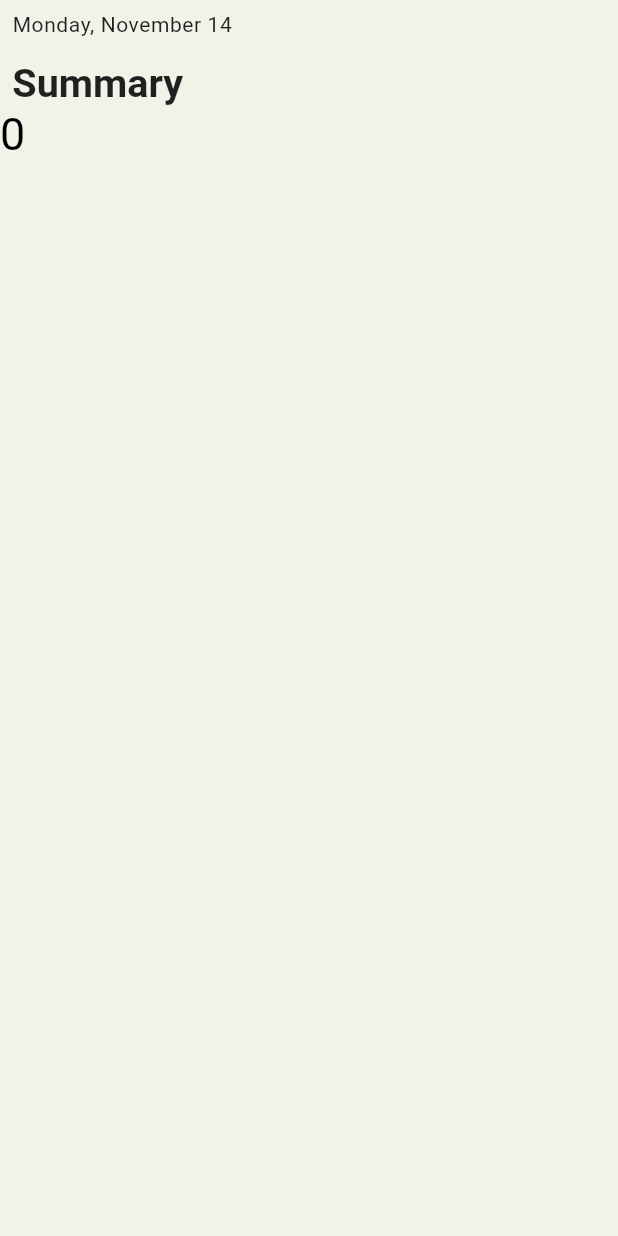
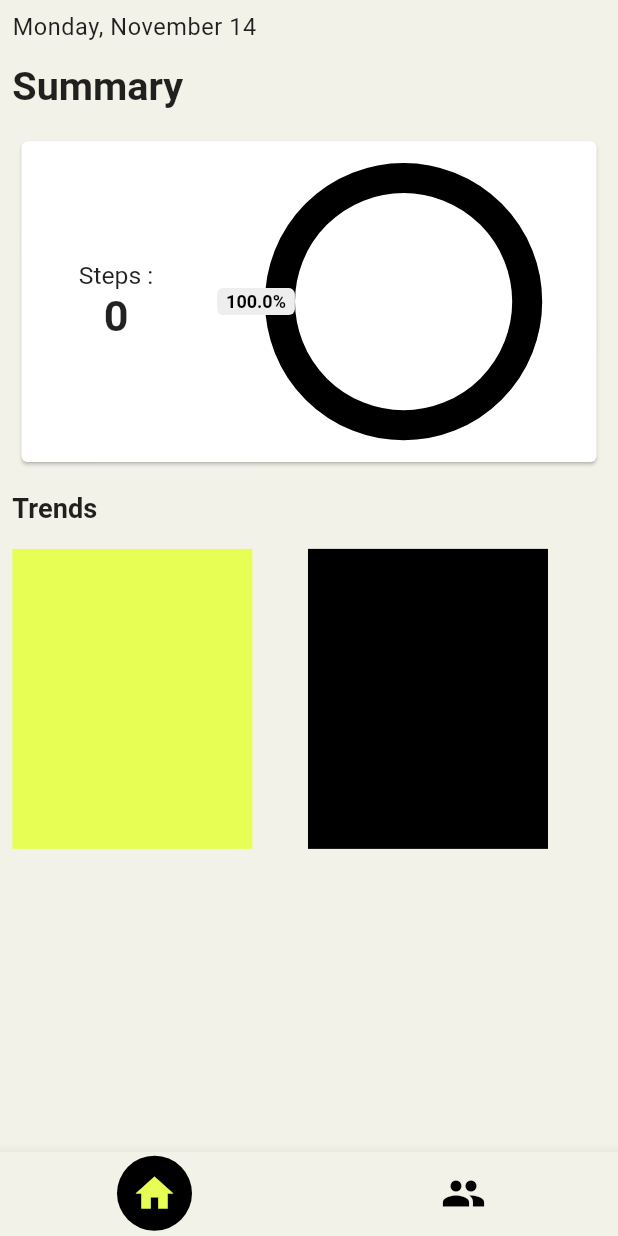
Before and after one commit to Dev-anshPandey/vitals, a Flutter app: the screen it shows after launch, on a phone screen of 412 x 824 dp. Run offline on Flutter 3.47's test engine with Material 2 defaults, Android fonts, the light colour scheme and no system bars; drawn by our look-alikes of pie_chart; our stand-ins replace pedometer, permission_handler.

Commit message:
added piechart

```diff
--- a/lib/main.dart
+++ b/lib/main.dart
@@ -12,7 +12,7 @@ class MyApp extends StatelessWidget {
   @override
   Widget build(BuildContext context) {
     return MaterialApp(
-      title: 'Flutter Demo',
+      title: 'Vitals',
       debugShowCheckedModeBanner: false,
       // theme: ThemeData(
       //   primarySwatch: Colors.blue,
--- a/lib/screen/home_screen.dart
+++ b/lib/screen/home_screen.dart
@@ -1,23 +1,18 @@
 import 'dart:ui';
 
-import 'package:date_format/date_format.dart';
 import 'package:flutter/material.dart';
-import 'package:flutter/src/widgets/container.dart';
-import 'package:flutter/src/widgets/framework.dart';
+import 'package:flutter/services.dart';
 import 'package:intl/intl.dart';
-import 'package:vitals/widget/DashBoardCard.dart';
-import 'package:google_fonts/google_fonts.dart';
-import 'package:sensors_plus/sensors_plus.dart';
-import 'package:shared_preferences/shared_preferences.dart';
-import 'dart:math';
+import 'dart:async';
 
-double x = 0.0;
-double y = 0.0;
-double z = 0.0;
-double addValue = 0.025;
-int steps = 0;
-double previousDistacne = 0.0;
-double distance = 0.0;
+import 'package:pedometer/pedometer.dart';
+import 'package:permission_handler/permission_handler.dart';
+import 'package:pie_chart/pie_chart.dart';
+import 'package:vitals/widget/color.dart';
+
+String formatDate(DateTime d) {
+  return d.toString().substring(0, 19);
+}
 
 class HomeScreen extends StatefulWidget {
   @override
@@ -25,24 +20,77 @@ class HomeScreen extends StatefulWidget {
 }
 
 class _HomeScreenState extends State<HomeScreen> {
+  late Stream<StepCount> _stepCountStream;
+  late Stream<PedestrianStatus> _pedestrianStatusStream;
+  String _status = '?', _steps = '0';
+  double a = 0.0;
+  Map<String, double> dataMap = {};
+  @override
+  @override
+  void initState() {
+    super.initState();
+    initPlatformState();
+  }
+
+  Map<String, double> pieSteps(double steps) {
+    print(steps);
+    return dataMap = {
+      "Steps": steps,
+      "": 2000 - steps,
+    };
+  }
+
+  void onStepCount(StepCount event) {
+    print(event);
+    setState(() {
+      pieSteps(event.steps.toDouble());
+      a = event.steps.toDouble();
+      _steps = event.steps.toString();
+    });
+  }
+
+  void onPedestrianStatusChanged(PedestrianStatus event) {
+    print(event);
+    setState(() {
+      _status = event.status;
+    });
+  }
+
+  void onPedestrianStatusError(error) {
+    print('onPedestrianStatusError: $error');
+    setState(() {
+      _status = 'Pedestrian Status not available';
+    });
+    print(_status);
+  }
+
+  void onStepCountError(error) {
+    print('onStepCountError: $error');
+    setState(() {
+      _steps = 'Step Count not available';
+    });
+  }
+
+  void initPlatformState() async {
+    if (await Permission.activityRecognition.request().isGranted) {
+      _pedestrianStatusStream = Pedometer.pedestrianStatusStream;
+      _pedestrianStatusStream
+          .listen(onPedestrianStatusChanged)
+          .onError(onPedestrianStatusError);
+
+      _stepCountStream = Pedometer.stepCountStream;
+      _stepCountStream.listen(onStepCount).onError(onStepCountError);
+    }
+    if (!mounted) return;
+  }
+
   @override
   Widget build(BuildContext context) {
     String date = DateFormat.MMMMEEEEd().format(DateTime.now());
     return Scaffold(
-      backgroundColor: Color(0xffF3F2E9),
-      body: StreamBuilder<AccelerometerEvent>(
-          stream: SensorsPlatform.instance.accelerometerEvents,
-          builder: (context, snapShort) {
-            if (snapShort.hasData) {
-              x = snapShort.data!.x;
-              y = snapShort.data!.y;
-              z = snapShort.data!.z;
-              distance = getValue(x, y, z);
-              if (distance > 20) {
-                steps++;
-              }
-            }
-            return SafeArea(
+        backgroundColor: mycolor['bgColor'],
+        bottomNavigationBar: bottomNavigation(),
+        body: SafeArea(
           child: Column(
             crossAxisAlignment: CrossAxisAlignment.start,
             children: [
@@ -53,8 +101,8 @@ class _HomeScreenState extends State<HomeScreen> {
                 child: Text(
                   date,
                   style: TextStyle(
-                          backgroundColor: Color(0xffF3F2E9),
-                          fontSize: MediaQuery.of(context).size.height * 0.017,
+                      backgroundColor: mycolor['bgColor'],
+                      fontSize: MediaQuery.of(context).size.height * 0.019,
                       letterSpacing: 0.4),
                 ),
               ),
@@ -65,38 +113,163 @@ class _HomeScreenState extends State<HomeScreen> {
                 child: Text(
                   "Summary",
                   style: TextStyle(
-                        backgroundColor: Color(0xffF3F2E9),
+                    backgroundColor: mycolor['bgColor'],
                     fontSize: MediaQuery.of(context).size.height * 0.032,
                     letterSpacing: 0,
                     fontWeight: FontWeight.bold,
                   ),
                 ),
               ),
-                  dashboardCard(steps)
+              Padding(
+                padding: EdgeInsets.only(
+                    top: MediaQuery.of(context).size.height * 0.02,
+                    right: MediaQuery.of(context).size.width * 0.025,
+                    left: MediaQuery.of(context).size.width * 0.025),
+                child: Card(
+                  child: Row(
+                    mainAxisAlignment: MainAxisAlignment.spaceAround,
+                    children: [
+                      Column(
+                        children: [
+                          Text(
+                            "Steps :",
+                            style: TextStyle(
+                                fontSize:
+                                    MediaQuery.of(context).size.height * 0.02),
+                          ),
+                          Text(_steps,
+                              style: TextStyle(
+                                  fontSize: MediaQuery.of(context).size.height *
+                                      0.035,
+                                  fontWeight: FontWeight.bold))
                         ],
                       ),
-            );
-          }),
+                      // SizedBox(
+                      //   width: 20,
+                      // ),
+                      Padding(
+                        padding: EdgeInsets.only(
+                            top: MediaQuery.of(context).size.height * 0.02,
+                            bottom: MediaQuery.of(context).size.height * 0.02),
+                        child: PieChart(
+                          dataMap: pieSteps(a),
+                          chartRadius: MediaQuery.of(context).size.width / 2.5,
+                          chartType: ChartType.ring,
+                          legendOptions:
+                              const LegendOptions(showLegends: false),
+                          chartValuesOptions: const ChartValuesOptions(
+                            showChartValuesInPercentage: true,
+                            showChartValuesOutside: true,
+                          ),
+                          colorList: [Color(0xffE7FE55), Colors.black],
+                        ),
+                      ),
+                    ],
+                  ),
+                ),
+              ),
+              Padding(
+                padding: EdgeInsets.only(
+                    left: MediaQuery.of(context).size.height * 0.01,
+                    top: MediaQuery.of(context).size.height * 0.02),
+                child: Text(
+                  "Trends",
+                  style: TextStyle(
+                    backgroundColor: mycolor['bgColor'],
+                    fontSize: MediaQuery.of(context).size.height * 0.022,
+                    letterSpacing: 0,
+                    fontWeight: FontWeight.bold,
+                  ),
+                ),
+              ),
+              Row(
+                children: [
+                  Trend(bgColor:mycolor['gradientColor']),
+                  Trend(bgColor: mycolor['textColor'],)
+                ],
+              )
+            ],
+          ),
+        ));
+  }
+}
+
+class Trend extends StatelessWidget {
+  Color? bgColor;
+  Trend({this.bgColor});
+
+  @override
+  Widget build(BuildContext context) {
+    return Padding(
+      padding:  EdgeInsets.only(left:MediaQuery.of(context).size.width*0.02,right:MediaQuery.of(context).size.width*0.07,top: MediaQuery.of(context).size.height*0.02),
+      child: Container(
+        color: bgColor,
+        height: 200,
+        width: 160,
+      ),
     );
   }
-
-  double getValue(double x, double y, double z) {
-    double magnitude = sqrt(x * x + y * y + z * z);
-    getPreviousValue();
-    double modDistance = magnitude - previousDistacne;
-    setPreviousValue(magnitude);
-    return modDistance;
 }
 
-  void setPreviousValue(double distance) async {
-    SharedPreferences _pref = await SharedPreferences.getInstance();
-    _pref.setDouble("preValue", distance);
+class bottomNavigation extends StatefulWidget {
+  int index = 0;
+  @override
+  State<bottomNavigation> createState() => _bottomNavigationState();
 }
 
-  void getPreviousValue() async {
-    SharedPreferences _pref = await SharedPreferences.getInstance();
+class _bottomNavigationState extends State<bottomNavigation> {
+  @override
+  Widget build(BuildContext context) {
+    return BottomNavigationBar(
+        backgroundColor: mycolor['bgColor'],
+        onTap: (state) {
           setState(() {
-      previousDistacne = _pref.getDouble("preValue") ?? 0.0;
+            widget.index = state;
           });
+        },
+        selectedFontSize: 0,
+        unselectedFontSize: 0,
+        currentIndex: widget.index,
+        items: [
+          BottomNavigationBarItem(
+            icon: Icon(
+              Icons.home,
+              color: Colors.black,
+              size: 30,
+            ),
+            activeIcon: CircleAvatar(
+              child:
+                  Icon(Icons.home, color: mycolor['gradientColor'], size: 30),
+              backgroundColor: mycolor['textColor'],
+              maxRadius: 25,
+            ),
+            label: "",
+            backgroundColor: Color(0xff8BDF85),
+          ),
+          BottomNavigationBarItem(
+              icon: Icon(Icons.group, color: Colors.black, size: 30),
+              activeIcon: CircleAvatar(
+                child: Icon(Icons.group,
+                    color: mycolor['gradientColor'], size: 30),
+                backgroundColor: mycolor['textColor'],
+                maxRadius: 25,
+              ),
+              label: "",
+              backgroundColor: Color(0xff8BDF85)),
+          // BottomNavigationBarItem(
+          //     icon: Icon(
+          //       Icons.account_circle,
+          //       color: Colors.black,
+          //       size: 35,
+          //     ),
+          //     activeIcon: CircleAvatar(
+          //       child:
+          //           Icon(Icons.account_circle, color: mycolor['gradientColor'], size: 35),
+          //       backgroundColor: mycolor['textColor'],
+          //       maxRadius: 25,
+          //     ),
+          //     label: "",
+          //     backgroundColor: Color(0xff8BDF85)),
+        ]);
   }
 }
--- a/lib/widget/DashBoardCard.dart
+++ /dev/null
@@ -1,53 +0,0 @@
-import 'package:flutter/material.dart';
-import 'package:google_fonts/google_fonts.dart';
-import 'package:percent_indicator/linear_percent_indicator.dart';
-
-class dashboardCard extends StatelessWidget {
-  int steps;
-  dashboardCard(this.steps, {Key? key}) : super(key: key);
-
-  @override
-  Widget build(BuildContext context) {
-    return Container(
-      height: MediaQuery.of(context).size.height * 0.5,
-      width: MediaQuery.of(context).size.width,
-      decoration: BoxDecoration(
-        color: const Color(0xffF3F2E9),
-      ),
-      child: Column(
-        children: [
-          Align(
-            alignment: Alignment.centerLeft,
-            child: Row(
-              children: [
-                Container(
-                  child: Column(
-                    children: [
-                      // this is for the count in foot step and edit button
-                      Container(
-                        width: 150,
-                        child: Row(
-                          children: [
-                            Text(
-                              steps.toString(),
-                              style:
-                                  TextStyle(fontSize: 30, color: Colors.black),
-                            ),
-                          ],
-                        ),
-                      ),
-                      // this is for the pause button
-                      // this is the botton image
-                    ],
-                  ),
-                ),
-              ],
-            ),
-          ),
-
-          // this is botton part
-        ],
-      ),
-    );
-  }
-}
--- /dev/null
+++ b/lib/widget/color.dart
@@ -0,0 +1,9 @@
+import 'package:flutter/animation.dart';
+import 'package:flutter/material.dart';
+
+Map<String,Color> mycolor = {
+  "bgColor":Color(0xffF3F2E9),
+   'gradientColor' :Color(0xffE7FE55),
+   "textColor" : Colors.black,
+   "thirdColor" : Colors.white
+};
--- a/pubspec.yaml
+++ b/pubspec.yaml
@@ -33,10 +33,14 @@ dependencies:
   date_format: ^2.0.7
   flutter:
     sdk: flutter
+  font_awesome_flutter: ^10.2.1
   google_fonts: ^3.0.1
   intl: ^0.17.0
   nepali_utils: ^3.0.3
+  pedometer: ^3.0.0
   percent_indicator: ^4.2.2
+  permission_handler: ^10.2.0
+  pie_chart: ^5.3.2
   sensors_plus: ^2.0.1
   shared_preferences: ^2.0.15
 
```
Also changed, not shown: lib/footCounter.dart (deleted, +0 -68 lines), lib/widget/topTextButton.dart (deleted, +0 -47 lines), pubspec.lock, 5 other files. Lines whose indentation alone changed are shown as unchanged.
